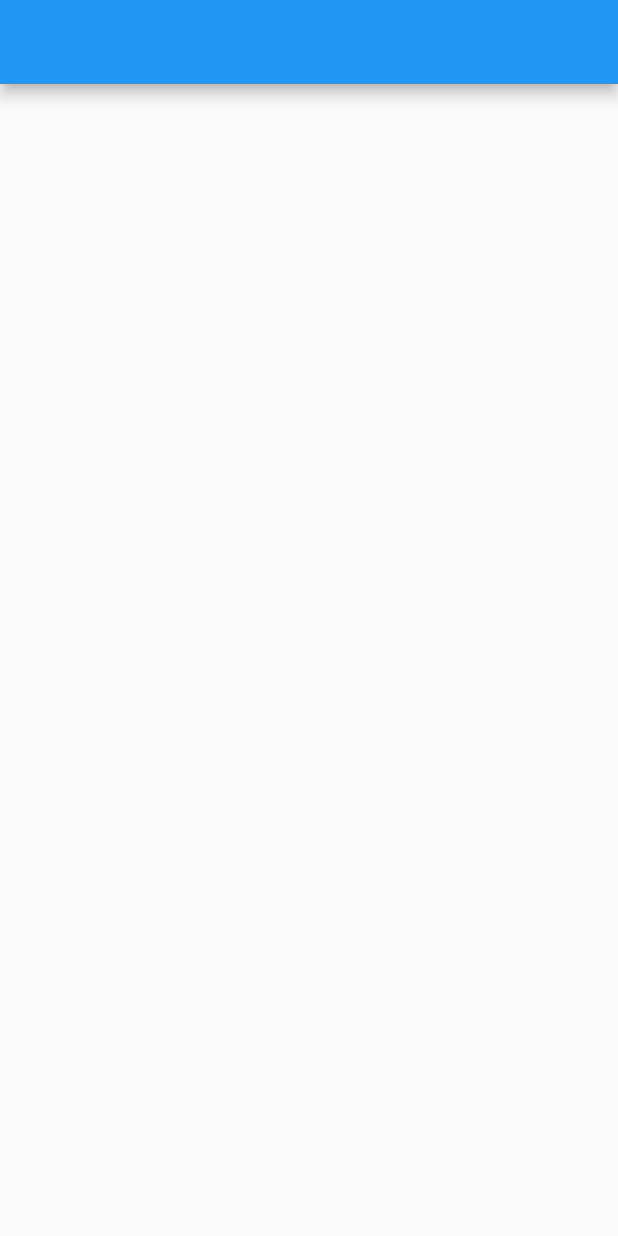
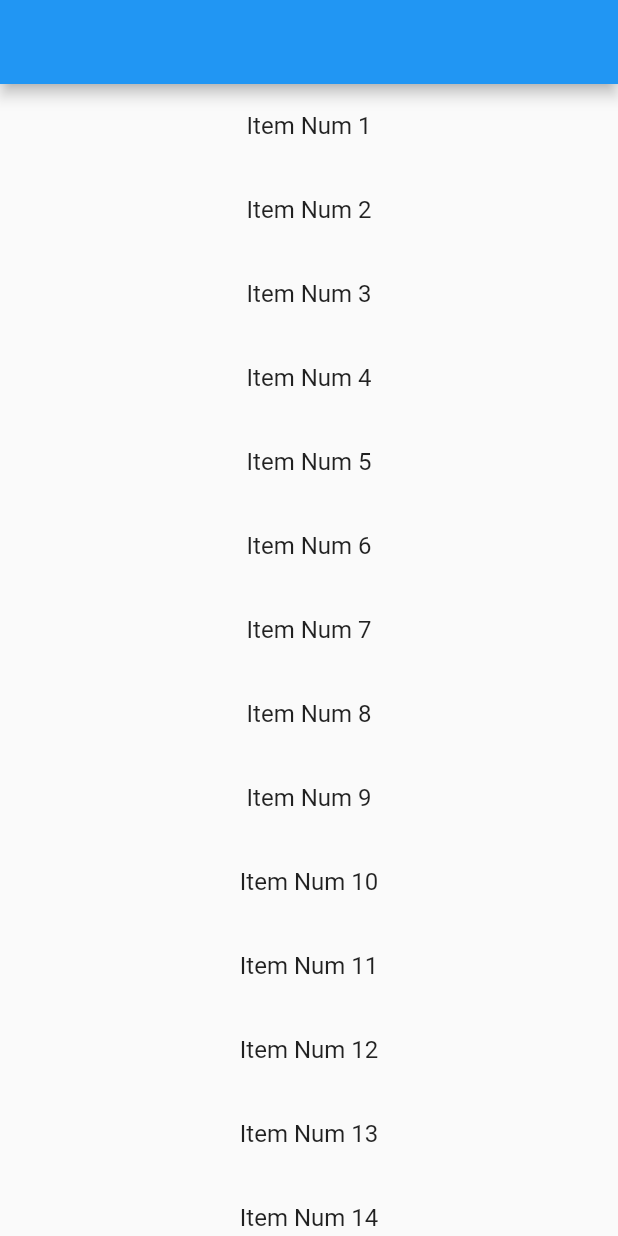
Before and after one commit to HowkMii/ui-TextFormField, a Flutter app: the screen it shows after launch, on a phone screen of 412 x 824 dp. Run offline on Flutter 3.47's test engine with Material 2 defaults, Android fonts, the phone set to English and light mode, and no system bars; our stand-ins replace flutter_colorpicker.

```diff
--- a/lib/main.dart
+++ b/lib/main.dart
@@ -73,7 +73,8 @@ class _MyHomePageState extends State<MyHomePage> {
       body: ListView.builder(
         itemCount: li.length,
         itemBuilder: (ctx, index){
-
+          final items = li[index];
+          return ListTile(title: Center(child:Text(items)),);
         },
 
       ),
```
